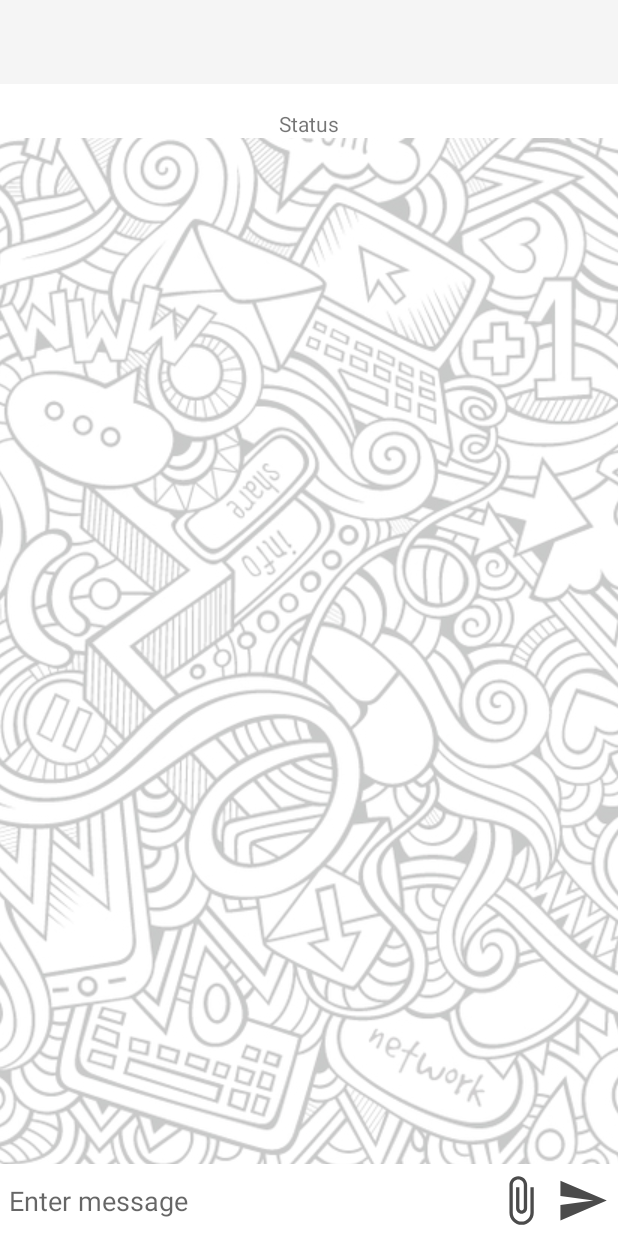
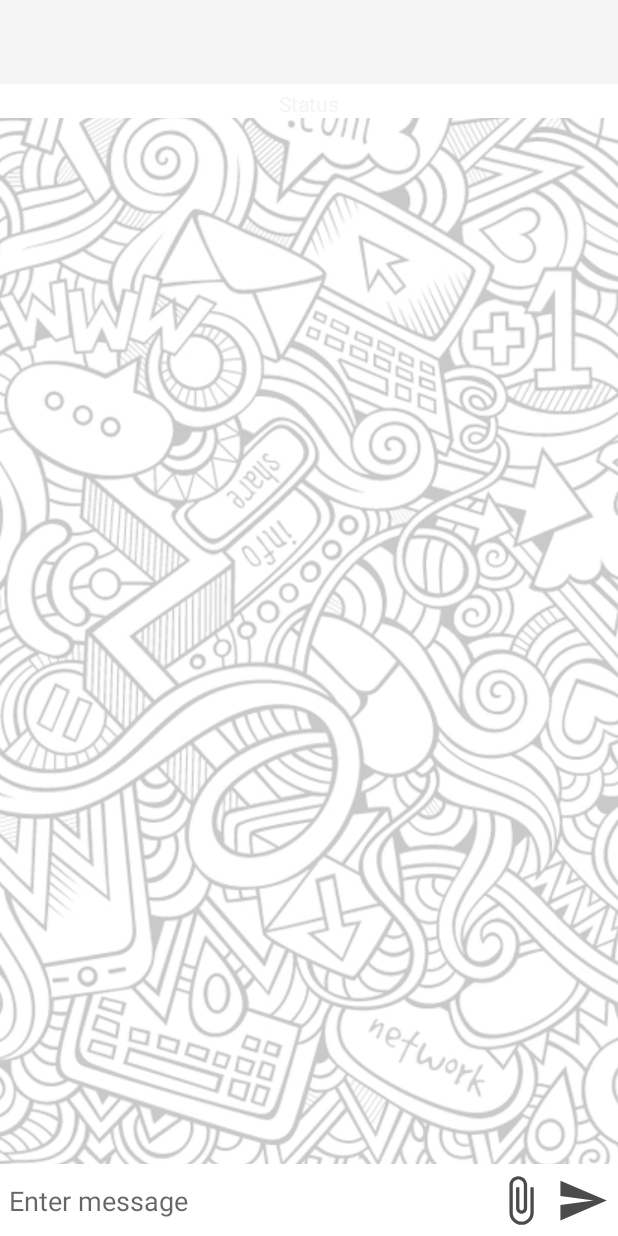
Before and after one commit to appledora/P2P-chat-socket-implementation-on-android, an Android app: the layout activity_chatbox.xml on its own in the app's theme, with its tools: preview values and no code run, on a phone screen of 412 x 824 dp. Run offline under Robolectric (Android 15) with nearby library versions, the light colour scheme and no system bars.

Commit message:
Small Tweaks

```diff
--- a/app/src/main/java/com/tgc/researchchat/MainActivity.java
+++ b/app/src/main/java/com/tgc/researchchat/MainActivity.java
@@ -39,8 +39,10 @@ public class MainActivity extends AppCompatActivity {
             String info = getInfo();
             Intent intent = new Intent(MainActivity.this, chatClient.class);
             intent.putExtra("ip&port", info);
+            intent.addFlags(Intent.FLAG_ACTIVITY_NEW_TASK);
+            intent.addFlags(Intent.FLAG_ACTIVITY_CLEAR_TASK);
+            intent.addFlags(Intent.FLAG_ACTIVITY_NO_ANIMATION);
             startActivity(intent);
-            finish();
         });
 
     }
--- a/app/src/main/java/com/tgc/researchchat/fileServer.java
+++ b/app/src/main/java/com/tgc/researchchat/fileServer.java
@@ -43,12 +43,13 @@ String serverIpAddress;
             Log.d(TAG, "run: " + fileSocket.getLocalPort());
             fileSocket.setReuseAddress(true);
             System.out.println(TAG + "started");
-            while (true) {
+            while (!Thread.interrupted()) {
                 Socket connectFileSocket = fileSocket.accept();
                 Log.d(TAG, "run: File Opened");
                 fileFromClient handleFile = new fileFromClient();
                 handleFile.execute(connectFileSocket);
             }
+            fileSocket.close();
         } catch (IOException e) {
             e.printStackTrace();
         }
--- a/app/src/main/res/layout/activity_chatbox.xml
+++ b/app/src/main/res/layout/activity_chatbox.xml
@@ -19,18 +19,20 @@
         android:minHeight="?attr/actionBarSize"
         app:layout_constraintStart_toStartOf="parent"
         app:layout_constraintTop_toTopOf="parent"
-        app:titleTextColor="@color/colorPrimaryDark"></androidx.appcompat.widget.Toolbar>
+        app:titleTextColor="@color/colorPrimaryDark" />
 
     <TextView
         android:id="@+id/textView"
-        android:layout_width="wrap_content"
+        android:layout_width="match_parent"
         android:layout_height="wrap_content"
+        android:gravity="center"
         android:text="Status"
+        android:textColor="@color/colorAccent"
         app:layout_constraintBottom_toTopOf="@+id/layout_chatbox"
         app:layout_constraintEnd_toEndOf="parent"
         app:layout_constraintStart_toStartOf="parent"
         app:layout_constraintTop_toBottomOf="@id/toolbar"
-        app:layout_constraintVertical_bias="0.024" />
+        app:layout_constraintVertical_bias="0.005" />
     <ListView
         android:id="@+id/message_list"
         android:layout_width="match_parent"
--- a/app/src/main/res/layout/messagelist.xml
+++ b/app/src/main/res/layout/messagelist.xml
@@ -3,6 +3,7 @@
     android:orientation="vertical"
     android:layout_width="match_parent"
     android:layout_height="match_parent"
+    android:id="@+id/scrollPortion"
     >
 
     <RelativeLayout
```
Also changed, not shown: app/src/main/java/com/tgc/researchchat/chatClient.java (+30 -3 lines), app/src/main/java/com/tgc/researchchat/chatServer.java (+15 -2 lines).
